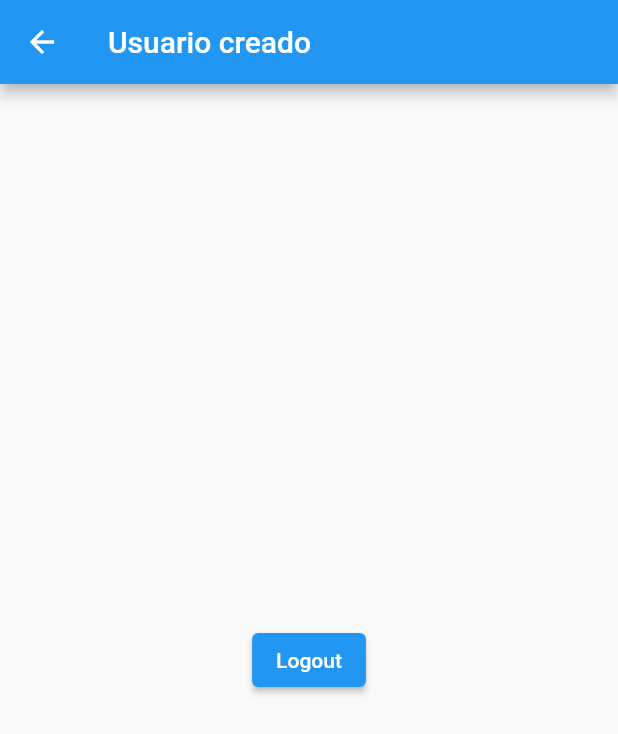
After one commit to deadmaus2566/final_Proyecto, a Flutter app: the Create_user screen opened directly, on a phone screen of 412 x 824 dp. The commit adds this screen. Shown: the top 734 px of the screen. Run offline on Flutter 3.47's test engine with Material 2 defaults, Android fonts, the phone set to English and light mode, and no system bars; our stand-ins replace firebase_auth, firebase_core; accounts and stored records are empty.

Commit message:
Nuevas Paginas

```diff
--- /dev/null
+++ b/lib/screens/user_create.dart
@@ -0,0 +1,33 @@
+import 'package:final_sinup_and_singout_and_register/screens/signin_screen.dart';
+import 'package:firebase_auth/firebase_auth.dart';
+import 'package:flutter/material.dart';
+
+class Create_user extends StatefulWidget {
+  const Create_user({Key? key}) : super(key: key);
+
+  @override
+  _Create_userState createState() => _Create_userState();
+}
+
+class _Create_userState extends State<Create_user> {
+  @override
+  Widget build(BuildContext context) {
+    return Scaffold(
+      appBar: AppBar(
+        title: const Text("Usuario creado"),
+      ),
+      body: Center(
+        child: ElevatedButton(
+          child: Text("Logout"),
+          onPressed: () {
+            FirebaseAuth.instance.signOut().then((value) {
+              print("Signed Out");
+              Navigator.push(context,
+                  MaterialPageRoute(builder: (context) => SignInScreen()));
+            });
+          },
+        ),
+      ),
+    );
+  }
+}
```
Also changed, not shown: lib/screens/reset_password.dart (+10 -3 lines).
